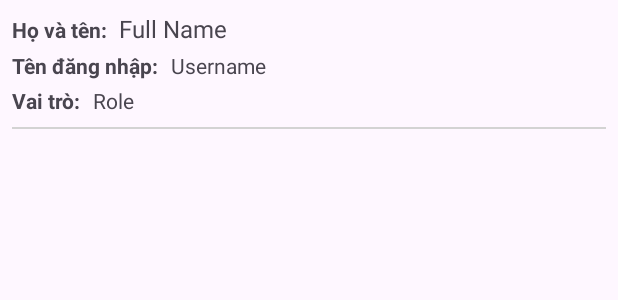
After one commit to NguyenThe0703/CSE441_PROJECT_NguyenDauThe, an Android app: the layout item_employee.xml on its own in the app's theme, with its tools: preview values and no code run, on a phone screen of 412 x 824 dp. The commit adds this screen. Shown: the top 300 px of the screen. Run offline under Robolectric (Android 15) with nearby library versions, the phone set to English and light mode, and no system bars.

Commit message:
update employeeActivity

```diff
--- a/app/src/main/java/com/example/cse441_project/Home/AddFoodActivity.java
+++ b/app/src/main/java/com/example/cse441_project/Home/AddFoodActivity.java
@@ -201,5 +201,4 @@ public class AddFoodActivity extends AppCompatActivity {
                 .addOnFailureListener(e -> Log.e("Firestore", "Error retrieving last itemFoodId", e));
     }
 
-
 }
--- a/app/src/main/java/com/example/cse441_project/Login_Logout/IntroActivity.java
+++ b/app/src/main/java/com/example/cse441_project/Login_Logout/IntroActivity.java
@@ -14,6 +14,7 @@ import androidx.core.graphics.Insets;
 import androidx.core.view.ViewCompat;
 import androidx.core.view.WindowInsetsCompat;
 
+import com.example.cse441_project.DauThe.ActivityFormEmployee;
 import com.example.cse441_project.Home.AddFoodActivity;
 import com.example.cse441_project.Model.Category;
 import com.example.cse441_project.Model.Employee;
@@ -44,7 +45,7 @@ public class IntroActivity extends AppCompatActivity {
         startbtn.setOnClickListener(new View.OnClickListener() {
             @Override
             public void onClick(View view) {
-                Intent intent = new Intent(IntroActivity.this, LoginActivity.class);
+                Intent intent = new Intent(IntroActivity.this, ActivityFormEmployee.class);
                 startActivity(intent);
             }
         });
--- a/app/src/main/res/layout/activity_form_employee.xml
+++ b/app/src/main/res/layout/activity_form_employee.xml
@@ -41,6 +41,7 @@
         android:orientation="horizontal">
 
         <androidx.recyclerview.widget.RecyclerView
+            android:id="@+id/recyclerView"
             android:layout_width="match_parent"
             android:layout_height="match_parent"
             android:background="#FBFBFB" />
@@ -52,7 +53,7 @@
         android:orientation="horizontal">
 
         <Button
-            android:id="@+id/button2"
+            android:id="@+id/add_btn"
             android:layout_width="wrap_content"
             android:layout_height="wrap_content"
             android:layout_weight="1"
--- /dev/null
+++ b/app/src/main/res/layout/item_employee.xml
@@ -0,0 +1,82 @@
+<LinearLayout
+    xmlns:android="http://schemas.android.com/apk/res/android"
+    android:layout_width="match_parent"
+    android:layout_height="wrap_content"
+    android:orientation="vertical"
+    android:padding="8dp">
+
+    <!-- Full Name Label and Value -->
+    <LinearLayout
+        android:layout_width="match_parent"
+        android:layout_height="wrap_content"
+        android:orientation="horizontal">
+
+        <TextView
+            android:layout_width="wrap_content"
+            android:layout_height="wrap_content"
+            android:text="Họ và tên:"
+            android:textStyle="bold"
+            android:textSize="14sp"
+            android:layout_marginEnd="8dp" />
+
+        <TextView
+            android:id="@+id/tvFullName"
+            android:layout_width="wrap_content"
+            android:layout_height="wrap_content"
+            android:text="Full Name"
+            android:textSize="16sp" />
+    </LinearLayout>
+
+    <!-- Username Label and Value -->
+    <LinearLayout
+        android:layout_width="match_parent"
+        android:layout_height="wrap_content"
+        android:orientation="horizontal"
+        android:layout_marginTop="4dp">
+
+        <TextView
+            android:layout_width="wrap_content"
+            android:layout_height="wrap_content"
+            android:text="Tên đăng nhập:"
+            android:textStyle="bold"
+            android:textSize="14sp"
+            android:layout_marginEnd="8dp" />
+
+        <TextView
+            android:id="@+id/tvUsername"
+            android:layout_width="wrap_content"
+            android:layout_height="wrap_content"
+            android:text="Username"
+            android:textSize="14sp" />
+    </LinearLayout>
+
+    <!-- Role Label and Value -->
+    <LinearLayout
+        android:layout_width="match_parent"
+        android:layout_height="wrap_content"
+        android:orientation="horizontal"
+        android:layout_marginTop="4dp">
+
+        <TextView
+            android:layout_width="wrap_content"
+            android:layout_height="wrap_content"
+            android:text="Vai trò:"
+            android:textStyle="bold"
+            android:textSize="14sp"
+            android:layout_marginEnd="8dp" />
+
+        <TextView
+            android:id="@+id/tvRole"
+            android:layout_width="wrap_content"
+            android:layout_height="wrap_content"
+            android:text="Role"
+            android:textSize="14sp" />
+    </LinearLayout>
+
+    <!-- Dòng kẻ ở cuối item -->
+    <View
+        android:layout_width="match_parent"
+        android:layout_height="1dp"
+        android:background="#D3D3D3"
+        android:layout_marginTop="8dp" />
+</LinearLayout>
```
Also changed, not shown: app/src/main/AndroidManifest.xml (+3 -6 lines), app/src/main/java/com/example/cse441_project/DauThe/ActivityFormEmployee.java (added, +60 -0 lines), app/src/main/java/com/example/cse441_project/DauThe/EmployeeFormAdapter.java (added, +56 -0 lines).
